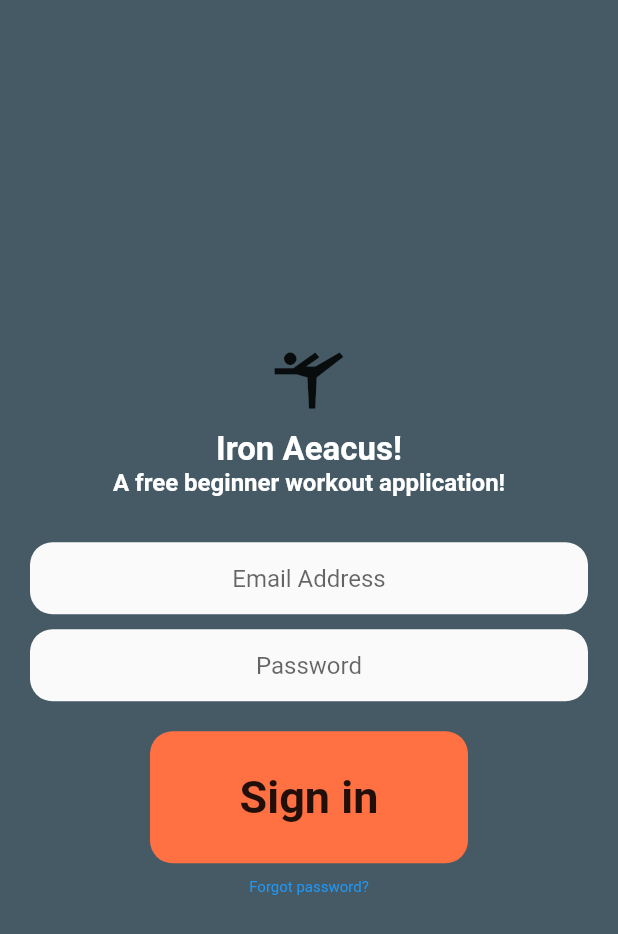
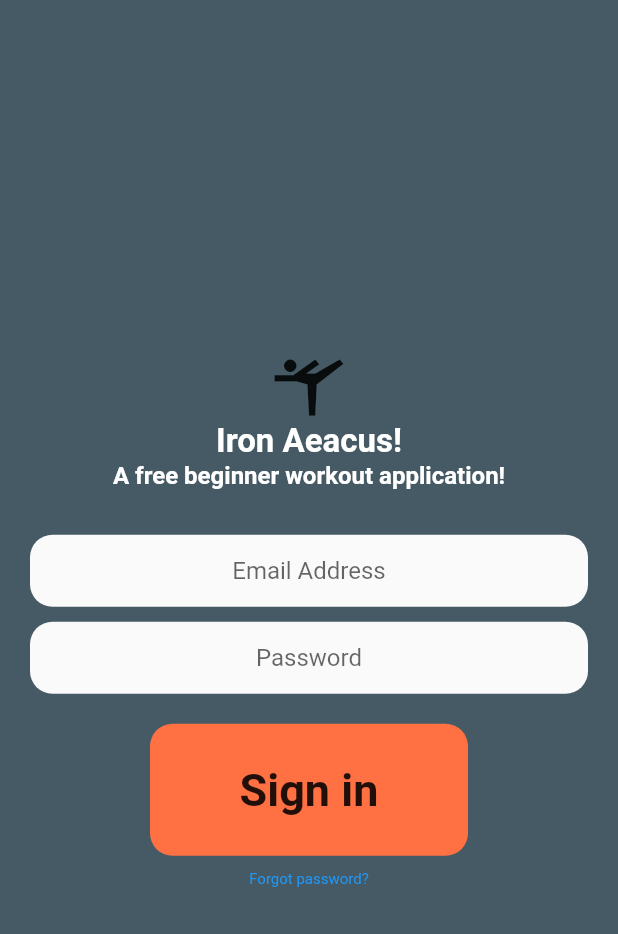
Before and after one commit to TolentinoDev/IronAeacus, a Flutter app: the LoginScreen screen opened by its route, on a phone screen of 412 x 824 dp. Shown: the top 934 px of the screen. Run offline on Flutter 3.47's test engine with Material 2 defaults, Android fonts, the phone set to English and light mode, and no system bars; our stand-ins replace cloud_firestore, firebase_auth, firebase_core, hidden_drawer_menu; accounts and stored records are empty.

Commit message:
Final changes

```diff
--- a/lib/screens/login_screen.dart
+++ b/lib/screens/login_screen.dart
@@ -3,7 +3,7 @@ import 'package:ironaeacus/screens/main_screen.dart';
 import 'package:firebase_auth/firebase_auth.dart';
 import 'package:ironaeacus/screens/navigation.dart';
 
-
+// Tolentino, Ryan (2021). Aloha Illio. Unpublished, Florida Institute of Technology,
 class LoginScreen extends StatefulWidget {
   static String id = 'login_screen';
 
@@ -32,7 +32,6 @@ class _LoginScreenState extends State<LoginScreen> {
                   Icons.sports_gymnastics,
                   size: 50
               ),
-              SizedBox(height: 10),
               Text("Iron Aeacus!",
                   style: TextStyle(fontSize: 22,color: Colors.white, fontWeight: FontWeight.bold)),
               Text("A free beginner workout application!",
--- a/lib/screens/navigation.dart
+++ b/lib/screens/navigation.dart
@@ -9,7 +9,7 @@ class navigation extends StatefulWidget {
   @override
   State<navigation> createState() => _navigationState();
 }
-
+// Koko, M. (2022, April 19). 📱hidden drawer • flutter tutorial ♡. YouTube. Retrieved July 27, 2022, from https://www.youtube.com/watch?v=piEpXEHERjs
 class _navigationState extends State<navigation> {
   List<ScreenHiddenDrawer> pages = [];
 @override
--- a/lib/screens/profile_screen.dart
+++ b/lib/screens/profile_screen.dart
@@ -129,7 +129,7 @@ class GetLastName extends StatelessWidget {
   @override
   Widget build(BuildContext context) {
     CollectionReference users = FirebaseFirestore.instance.collection('profile');
-
+// Firebase. (2022). Cloud firestore: Flutterfire. FlutterFire Blog RSS. Retrieved July 27, 2022, from https://firebase.flutter.dev/docs/firestore/usage/
     return FutureBuilder<DocumentSnapshot>(
       future: users.doc(user).get(),
       builder: ((context, snapshot){
--- a/lib/screens/register_screen.dart
+++ b/lib/screens/register_screen.dart
@@ -4,6 +4,7 @@ import 'package:firebase_auth/firebase_auth.dart';
 import 'package:cloud_firestore/cloud_firestore.dart';
 import 'package:ironaeacus/screens/navigation.dart';
 
+// Yu, D. A. (2021). The complete 2021 flutter development bootcamp with Dart. Udemy. Retrieved July 27, 2022, from https://www.udemy.com/share/101WB63@KiWgQPgFpwJTbiSsyAyZd8vEuF1ut-iPL88neXwt84jf7QBpYiV-sgGSzvAkV3x-FQ==/
 class RegisterScreen extends StatefulWidget {
   static String id = 'register_screen';
 
--- a/lib/screens/workout_screen.dart
+++ b/lib/screens/workout_screen.dart
@@ -246,7 +246,7 @@ class _WorkoutScreenState extends State<WorkoutScreen> {
         title: Text('$selectedWorkout workout'),
 
       ),
-
+// Koko, M. (2022, April 6). Coffee UI 👨🏽‍💻 cloning dribbble designs using flutter ♡. YouTube. Retrieved July 27, 2022, from https://youtu.be/e8avvPPhyVk
       body: Column(
 
         children: [
--- a/lib/screens/workoutdetails_screen.dart
+++ b/lib/screens/workoutdetails_screen.dart
@@ -47,7 +47,8 @@ class WorkoutDetailsScreen extends StatelessWidget {
       appBar: AppBar(
         title: Text ("$day's $workoutoftheday Workout"),
       ),
-          body: SingleChildScrollView(
+          body: Center(
+            child: SingleChildScrollView(
         child: Container(
             padding: EdgeInsets.all(20),
             decoration: BoxDecoration(
@@ -55,7 +56,6 @@ class WorkoutDetailsScreen extends StatelessWidget {
                 borderRadius: BorderRadius.circular(15)
             ) ,
             child: Column(
-            mainAxisAlignment: MainAxisAlignment.center,
 
               children: [
                 Text("Workout Summary"),
@@ -88,6 +88,7 @@ class WorkoutDetailsScreen extends StatelessWidget {
       ],
     ),
         )
+    ),
           )
     );
   }
--- a/lib/screens/workoutlog_screen.dart
+++ b/lib/screens/workoutlog_screen.dart
@@ -21,6 +21,7 @@ class _WorkoutlogScreenState extends State<WorkoutlogScreen> {
   FirebaseAuth auth = FirebaseAuth.instance;
   var user = FirebaseAuth.instance.currentUser!.email;
 
+  // Tolentino, Ryan (2021). Aloha Illio. Unpublished, Florida Institute of Technology
   void workoutStream() async {
     await for (var snapshot in firestore.collection('profile/$user/workoutlogs').snapshots()){
       for (var workoutlog in snapshot.docs){
```
Also changed, not shown: 7 other files. Lines whose indentation alone changed are shown as unchanged.
